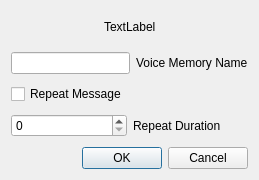
Before: the Qt Designer form mqt/MqtLogger/txvmbuttondialog.ui in Rsclub22/Minos2-Mirror, drawn with Qt 5.
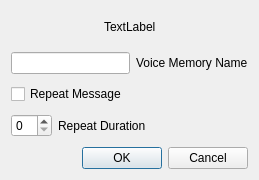
After: the same form once the commit is applied.

The edit to the form file:
```diff
--- a/mqt/MqtLogger/txvmbuttondialog.ui
+++ b/mqt/MqtLogger/txvmbuttondialog.ui
@@ -86,6 +86,19 @@
          </property>
         </widget>
        </item>
+       <item>
+        <spacer name="horizontalSpacer_3">
+         <property name="orientation">
+          <enum>Qt::Horizontal</enum>
+         </property>
+         <property name="sizeHint" stdset="0">
+          <size>
+           <width>40</width>
+           <height>20</height>
+          </size>
+         </property>
+        </spacer>
+       </item>
       </layout>
      </item>
     </layout>
```
